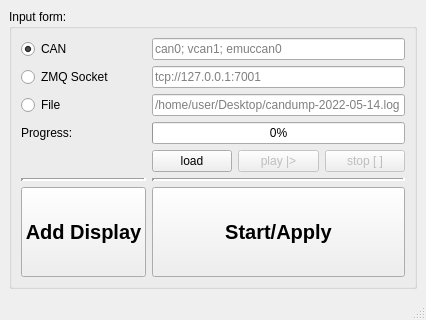
Qt form mainwindow.ui (anatoltrush/RadarVisual) before a commit.
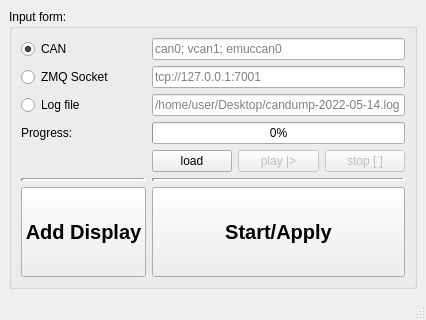
The same form after that commit.

```diff
--- a/mainwindow.ui
+++ b/mainwindow.ui
@@ -115,7 +115,7 @@
          <item row="2" column="0">
           <widget class="QRadioButton" name="rBInpFile">
            <property name="text">
-            <string>File</string>
+            <string>Log file</string>
            </property>
           </widget>
          </item>
```
